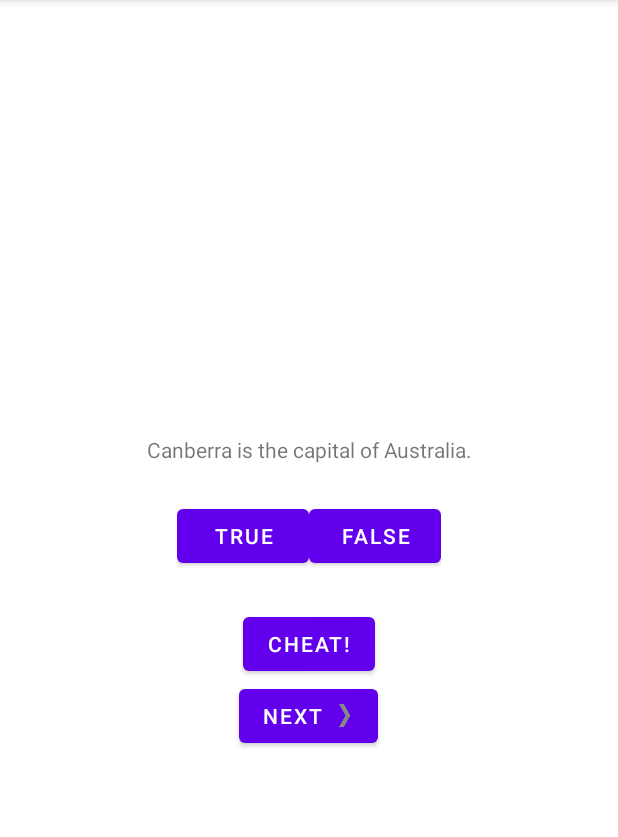
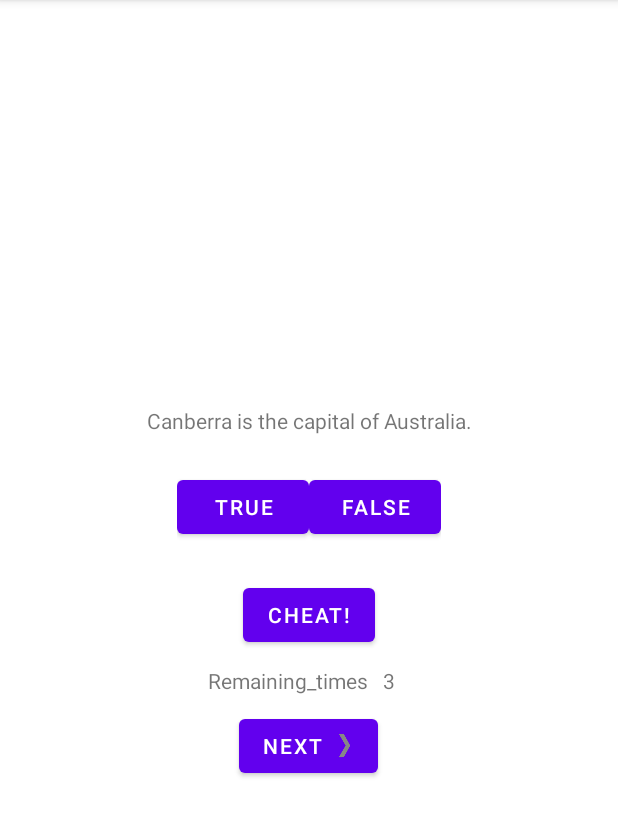
Before and after one commit to tanteichang/AndroidProgrammingTheBigNerdRanchGuide, an Android app: the screen it shows after launch (MainActivity), on a phone screen of 412 x 824 dp, the part 84-921 px from its top. Run offline under Robolectric (Android 15) with nearby library versions, the phone set to English and light mode, and no system bars.

Commit message:
完成第七章挑战

```diff
--- a/app/src/main/java/com/tantei/androidguide/CheatActivity.kt
+++ b/app/src/main/java/com/tantei/androidguide/CheatActivity.kt
@@ -3,6 +3,7 @@ package com.tantei.androidguide
 import android.app.Activity
 import android.content.Context
 import android.content.Intent
+import android.os.Build
 import androidx.appcompat.app.AppCompatActivity
 import android.os.Bundle
 import android.widget.Button
@@ -17,6 +18,7 @@ class CheatActivity : AppCompatActivity() {
 
     private var answerIsTrue = false
     private lateinit var answerTextView: TextView
+    private lateinit var apiLevelView: TextView
     private lateinit var showAnswerButton: Button
 
     override fun onCreate(savedInstanceState: Bundle?) {
@@ -27,6 +29,8 @@ class CheatActivity : AppCompatActivity() {
 
         answerTextView = findViewById(R.id.answer_text_view)
         showAnswerButton = findViewById(R.id.show_answer_button)
+        apiLevelView = findViewById(R.id.show_api_level)
+        answerTextView.setText("API_LEVEL: " + Build.VERSION.SDK_INT.toString())
         showAnswerButton.setOnClickListener {
             val answerText = when  {
                 answerIsTrue -> R.string.true_button
--- a/app/src/main/java/com/tantei/androidguide/MainActivity.kt
+++ b/app/src/main/java/com/tantei/androidguide/MainActivity.kt
@@ -15,6 +15,7 @@ import androidx.lifecycle.ViewModelProviders
 
 private const val TAG = "MainActivity"
 private const val KEY_INDEX = "index"
+private const val KEY_CHEAT_TIME = "cheatTime"
 private const val REQUEST_CODE_CHEAT = 0
 
 
@@ -25,6 +26,7 @@ class MainActivity : AppCompatActivity() {
     private lateinit var nextButton: Button
     private lateinit var cheatButton: Button
     private lateinit var questionTextView: TextView
+    private lateinit var remainingTimesView: TextView
 
     private val quizViewModel: QuizViewModel by lazy {
         ViewModelProviders.of(this).get(QuizViewModel::class.java)
@@ -36,6 +38,8 @@ class MainActivity : AppCompatActivity() {
         setContentView(R.layout.activity_main)
 
         val currentIndex = savedInstanceState?.getInt(KEY_INDEX, 0) ?: 0
+        quizViewModel.cheatTime  = savedInstanceState?.getInt(KEY_CHEAT_TIME) ?: 3
+
         quizViewModel.currentIndex = currentIndex
 
         val provider: ViewModelProvider  = ViewModelProviders.of(this)
@@ -47,6 +51,8 @@ class MainActivity : AppCompatActivity() {
         nextButton = findViewById(R.id.next_button)
         cheatButton = findViewById(R.id.cheat_button)
         questionTextView = findViewById(R.id.question_text_view)
+        remainingTimesView = findViewById(R.id.remaining_times)
+        remainingTimesView.setText(quizViewModel.cheatTime.toString())
 
         trueButton.setOnClickListener{ view: View ->
             checkAnswer(true)
@@ -63,6 +69,7 @@ class MainActivity : AppCompatActivity() {
             startActivityForResult(intent, REQUEST_CODE_CHEAT)
         }
 
+
         updateQuestion()
 
     }
@@ -71,6 +78,7 @@ class MainActivity : AppCompatActivity() {
         super.onSaveInstanceState(outState)
         Log.i(TAG, "onSaveInstanceState: ")
         outState.putInt(KEY_INDEX, quizViewModel.currentIndex)
+        outState.putInt(KEY_CHEAT_TIME, quizViewModel.cheatTime)
     }
 
     private fun updateQuestion() {
@@ -95,6 +103,11 @@ class MainActivity : AppCompatActivity() {
         }
         if (requestCode == REQUEST_CODE_CHEAT) {
             quizViewModel.isCheater = data?.getBooleanExtra(EXTRA_ANSWER_SHOWN, false) ?: false
+            Log.d(TAG, "onActivityResult: " + quizViewModel.isCheater)
+            Log.d(TAG, "onActivityResult: cheatTime " + quizViewModel.cheatTime)
+            quizViewModel.cheatTime -= 1
+            remainingTimesView.setText(quizViewModel.cheatTime.toString())
+            cheatButton.isEnabled = quizViewModel.cheatTime != 0
         }
     }
 
--- a/app/src/main/java/com/tantei/androidguide/QuizViewModel.kt
+++ b/app/src/main/java/com/tantei/androidguide/QuizViewModel.kt
@@ -11,6 +11,7 @@ class QuizViewModel: ViewModel() {
     }
     var isCheater = false
     var currentIndex = 0
+    var cheatTime = 3
     private val questionBank = listOf<Question>(
         Question(R.string.question_australia, true),
         Question(R.string.question_oceans, true),
@@ -29,6 +30,8 @@ class QuizViewModel: ViewModel() {
         currentIndex = (currentIndex + 1) % questionBank.size
     }
 
+
+
     override fun onCleared() {
         super.onCleared()
         Log.d(TAG, "onCleared: QuizViewModel to be destroyed")
--- a/app/src/main/res/layout/activity_cheat.xml
+++ b/app/src/main/res/layout/activity_cheat.xml
@@ -22,4 +22,8 @@
         android:layout_width="wrap_content"
         android:layout_height="wrap_content"
         android:text="@string/show_answer_button"/>
+    <TextView
+        android:id="@+id/show_api_level"
+        android:layout_width="wrap_content"
+        android:layout_height="wrap_content" />
 </LinearLayout>
--- a/app/src/main/res/layout/activity_main.xml
+++ b/app/src/main/res/layout/activity_main.xml
@@ -33,6 +33,21 @@
         android:layout_height="wrap_content"
         android:layout_marginTop="24dp"
         android:text="@string/cheat_button" />
+   <LinearLayout
+       android:layout_width="wrap_content"
+       android:layout_height="wrap_content">
+       <TextView
+           android:layout_width="wrap_content"
+           android:layout_height="wrap_content"
+           android:text="@string/remaining_times"
+           />
+       <TextView
+           android:id="@+id/remaining_times"
+           android:layout_width="wrap_content"
+           android:layout_height="wrap_content"
+           android:text="none"
+           android:padding="10dp" />
+   </LinearLayout>
     <Button
         android:id="@+id/next_button"
         android:layout_width="wrap_content"
--- a/app/src/main/res/values/strings.xml
+++ b/app/src/main/res/values/strings.xml
@@ -19,4 +19,5 @@
     <string name="show_answer_button">Show Answer</string>
     <string name="judgment_toast">Cheating is wrong.</string>
     <string name="cheat_button">Cheat!</string>
+    <string name="remaining_times">Remaining_times</string>
 </resources>
```
